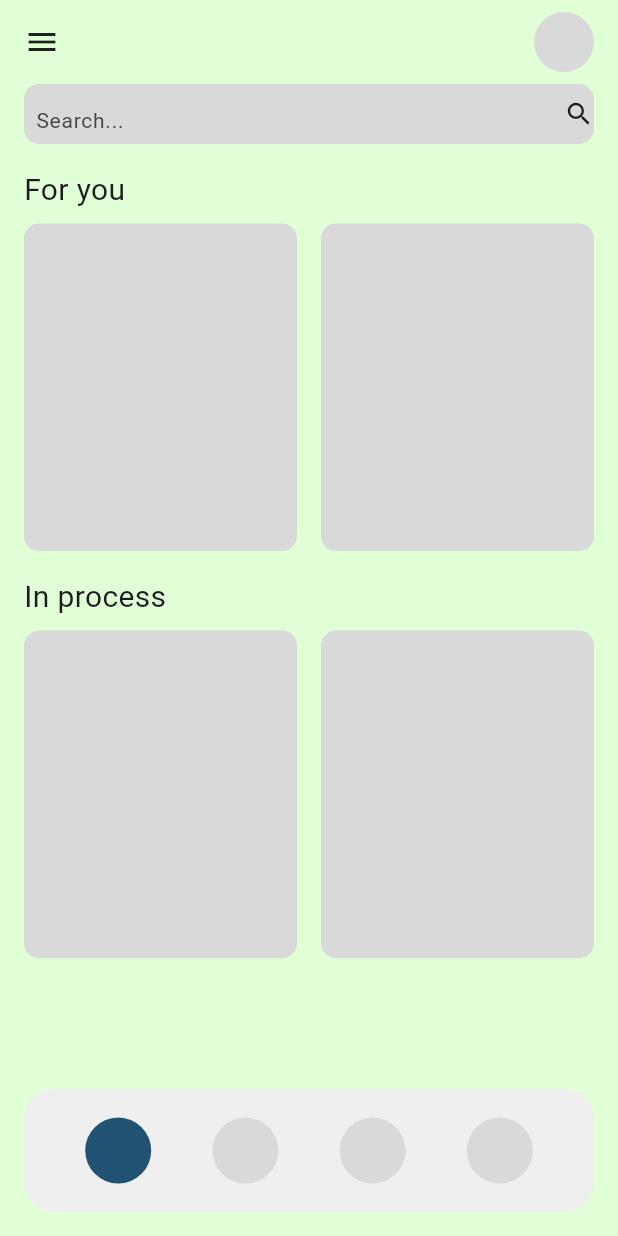
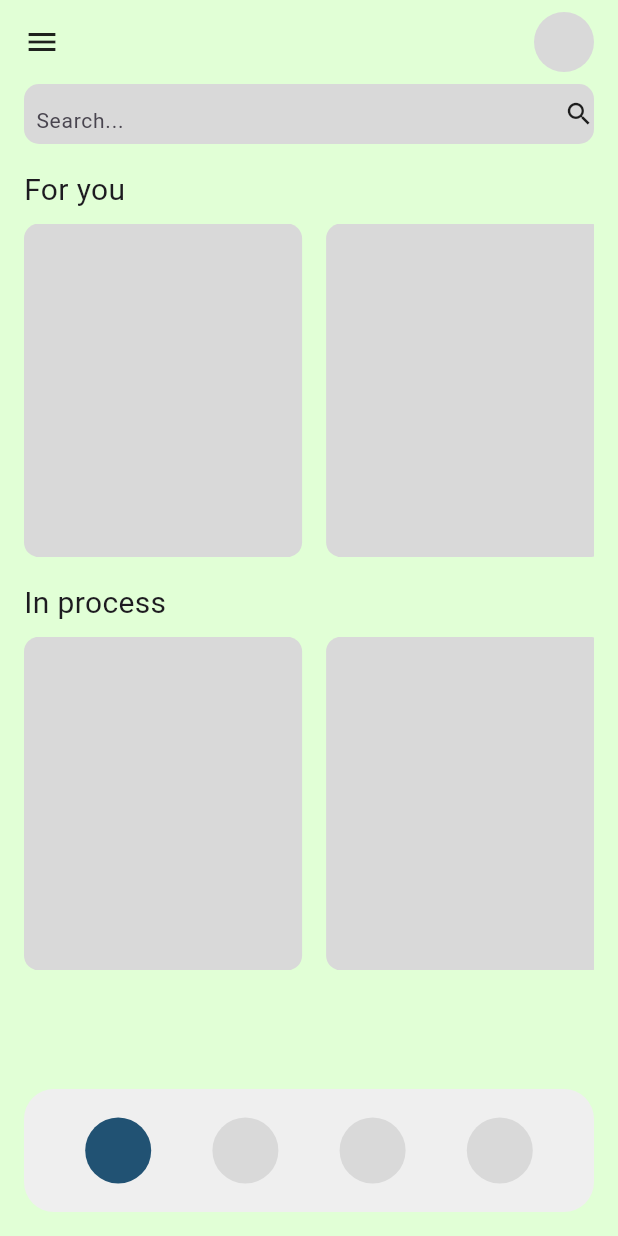
Before and after one commit to nphng15/learn2aid_frontend, a Flutter app: the screen it shows after launch, on a phone screen of 412 x 824 dp. Run offline on Flutter 3.47's test engine with Material 3 defaults, Android fonts, the phone set to English and light mode, and no system bars; our stand-ins replace device_preview, get; Roboto replaces fonts that are missing (Lexend).

Commit message:
fix: dashboard listview

```diff
--- a/lib/features/presentation/modules/dashboard/widgets/dashboard_section.dart
+++ b/lib/features/presentation/modules/dashboard/widgets/dashboard_section.dart
@@ -8,6 +8,7 @@ class DashboardSection extends StatelessWidget {
   @override
   Widget build(BuildContext context) {
     final screenWidth = MediaQuery.of(context).size.width;
+    final cardWidth = screenWidth * 0.45;
 
     return Padding(
       padding: const EdgeInsets.symmetric(horizontal: 16, vertical: 8),
@@ -19,10 +20,16 @@ class DashboardSection extends StatelessWidget {
             style: const TextStyle(fontSize: 20, fontFamily: 'Lexend'),
           ),
           const SizedBox(height: 8),
-          Row(
-            mainAxisAlignment: MainAxisAlignment.spaceBetween,
-            children: List.generate(2, (_) =>
-              DashboardCard(cardWidth: (screenWidth - 48) / 2),
+          SizedBox(
+            height: cardWidth * 1.2, // Chiều cao của ListView
+            child: ListView.separated(
+              scrollDirection: Axis.horizontal,
+              physics: const BouncingScrollPhysics(),
+              itemCount: 5,
+              separatorBuilder: (context, index) => const SizedBox(width: 16),
+              itemBuilder: (context, index) {
+                return DashboardCard(cardWidth: cardWidth);
+              },
             ),
           ),
         ],
--- a/pubspec.yaml
+++ b/pubspec.yaml
@@ -43,6 +43,10 @@ dependencies:
 
     #device preview
   device_preview: ^1.2.0
+
+  #upload và quay video
+  image_picker: ^1.0.7
+  camera: ^0.10.5+2
 
 dev_dependencies:
   flutter_test:
```
Also changed, not shown: pubspec.lock, 5 other files.
